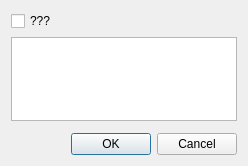
Before: the Qt Designer form Code/Common/Gui/mvdImportImagesDialog.ui in orfeotoolbox/OTB, drawn with Qt 5.
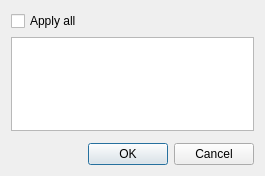
After: the same form once the commit is applied. Custom widgets are drawn as their Qt base class.

Commit message: ENH: Updated ImportImagesDialog UI.

Diff of the .ui file:
```diff
--- a/Code/Common/Gui/mvdImportImagesDialog.ui
+++ b/Code/Common/Gui/mvdImportImagesDialog.ui
@@ -7,7 +7,7 @@
     <x>0</x>
     <y>0</y>
     <width>248</width>
-    <height>166</height>
+    <height>176</height>
    </rect>
   </property>
   <property name="windowTitle">
@@ -20,7 +20,7 @@
    <item row="0" column="0">
     <widget class="QCheckBox" name="applyAllCheckBox">
      <property name="text">
-      <string>???</string>
+      <string>Apply all</string>
      </property>
     </widget>
    </item>
```
